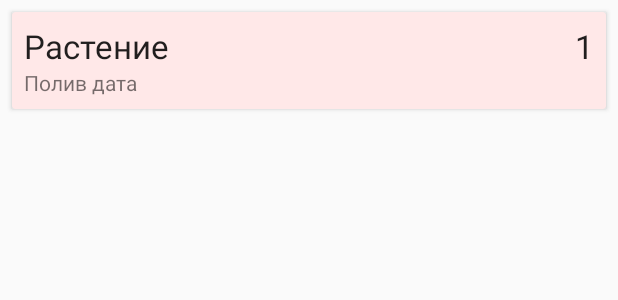
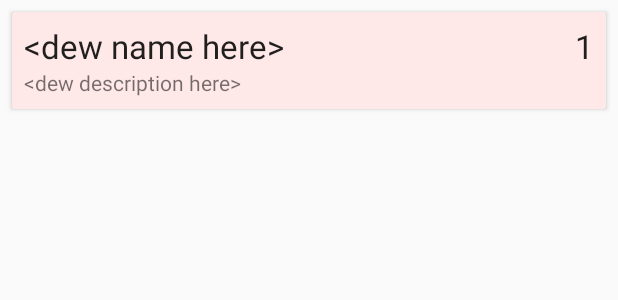
Before and after one commit to dewpickers/dew-scheduler, an Android app: the layout note_item.xml on its own in the app's theme, with its tools: preview values and no code run, on a phone screen of 412 x 824 dp. Shown: the top 300 px of the screen. Run offline under Robolectric (Android 15) with nearby library versions, the phone set to English and light mode, and no system bars.

Commit message:
Reorganized layouts, extracted string resources

```diff
--- a/app/src/main/res/layout/activity_main.xml
+++ b/app/src/main/res/layout/activity_main.xml
@@ -15,7 +15,7 @@
         android:id="@+id/button_add_note"
         android:layout_width = "wrap_content"
         android:layout_height = "wrap_content"
-        android:layout_gravity="bottom"
+        android:layout_gravity="bottom|end"
         android:layout_margin="16dp"
         android:src="@drawable/ic_add"/>
 
--- a/app/src/main/res/layout/note_item.xml
+++ b/app/src/main/res/layout/note_item.xml
@@ -1,13 +1,14 @@
 <?xml version="1.0" encoding="utf-8"?>
-<androidx.cardview.widget.CardView xmlns:android="http://schemas.android.com/apk/res/android"
+<androidx.cardview.widget.CardView
+    xmlns:android="http://schemas.android.com/apk/res/android"
+    xmlns:app="http://schemas.android.com/apk/res-auto"
+    xmlns:tools="http://schemas.android.com/tools"
     android:layout_width="match_parent"
     android:layout_height="wrap_content"
-    xmlns:app="http://schemas.android.com/apk/res-auto"
     android:layout_marginEnd="8dp"
     android:layout_marginStart="8dp"
     android:layout_marginTop="8dp"
     app:cardBackgroundColor="#FFE8E8">
-
 
     <RelativeLayout
         android:layout_width="match_parent"
@@ -17,28 +18,28 @@
             android:id="@+id/text_view_title"
             android:layout_width="wrap_content"
             android:layout_height="wrap_content"
-            android:text="Растение"
             android:maxLines="1"
             android:layout_toStartOf="@id/text_view_number"
             android:layout_alignParentStart="true"
             android:ellipsize="end"
-            android:textAppearance="@style/TextAppearance.AppCompat.Large"/>
+            android:textAppearance="@style/TextAppearance.AppCompat.Large"
+            tools:text="&lt;dew name here&gt;"/>
         <TextView
             android:id="@+id/text_view_number"
             android:layout_width="wrap_content"
             android:layout_height="wrap_content"
-            android:text="1"
             android:layout_alignParentTop="true"
             android:layout_alignParentEnd="true"
-            android:textAppearance="@style/TextAppearance.AppCompat.Large"/>
+            android:textAppearance="@style/TextAppearance.AppCompat.Large"
+            tools:text="1"/>
 
-            <TextView
-                android:id="@+id/text_view_description"
-                android:layout_width="wrap_content"
-                android:layout_height="wrap_content"
-                android:text="Полив дата "
-                android:layout_below="@id/text_view_title"
-                android:layout_alignParentStart="true"/>
+        <TextView
+            android:id="@+id/text_view_description"
+            android:layout_width="wrap_content"
+            android:layout_height="wrap_content"
+            android:layout_below="@id/text_view_title"
+            android:layout_alignParentStart="true"
+            tools:text="&lt;dew description here&gt;"/>
 
     </RelativeLayout>
 
--- a/app/src/main/res/menu/new_note_menu.xml
+++ b/app/src/main/res/menu/new_note_menu.xml
@@ -4,6 +4,6 @@
 <item
     android:id ="@+id/save_note"
     android:icon="@drawable/ic_save"
-    android:title="Save"
+    android:title="@string/action_save"
     app:showAsAction="ifRoom"/>
 </menu>
```
Also changed, not shown: app/src/main/res/layout/activity_new_note.xml (+7 -5 lines), app/src/main/res/values/strings.xml (+9 -0 lines).
